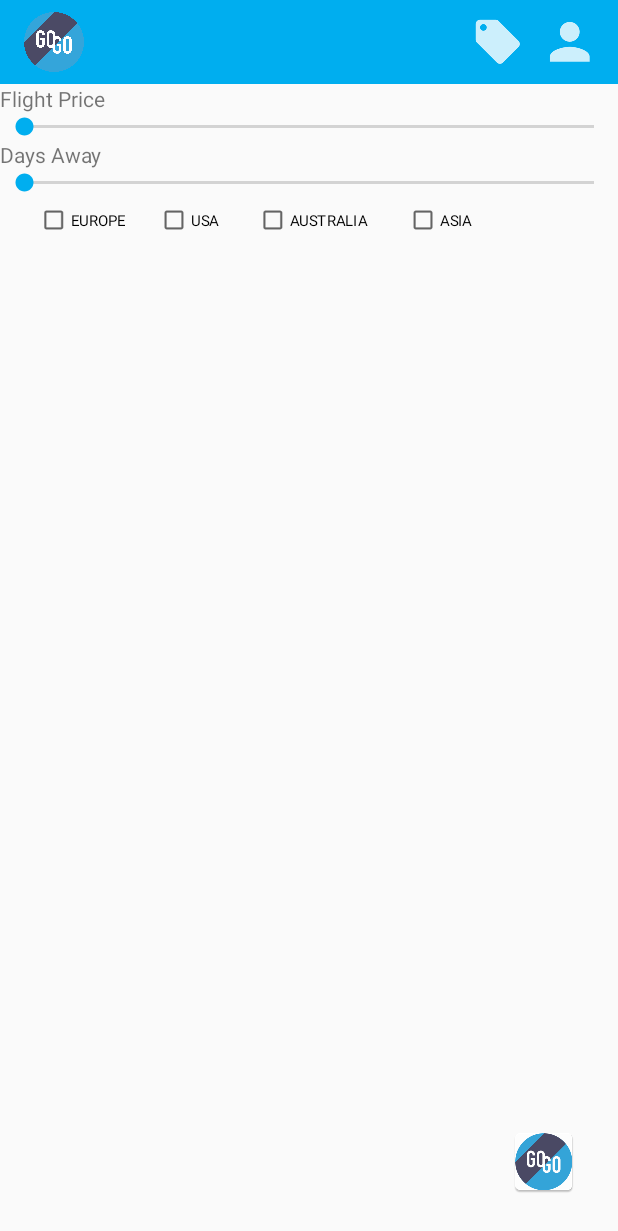
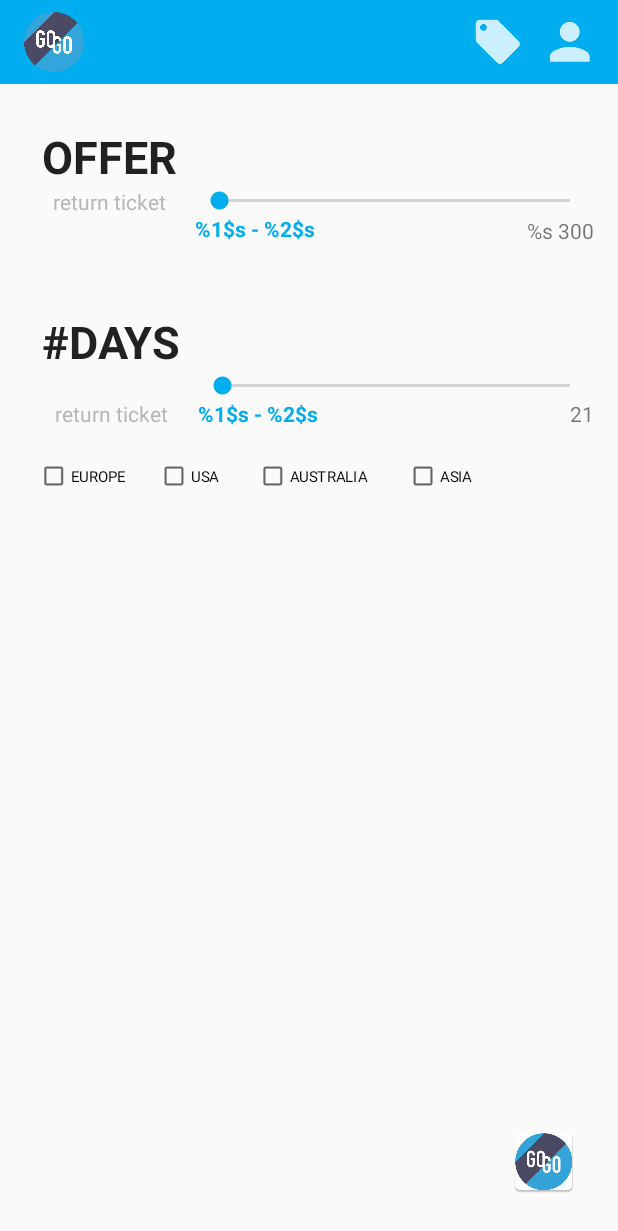
Before and after one commit to caetanopaulo/gogofly, an Android app: the screen it shows after launch (SetupActivity), on a phone screen of 412 x 824 dp. Shown: the top 1231 px of the screen. Run offline under Robolectric (Android 15) with nearby library versions, the phone set to English and light mode, and no system bars; our stand-ins replace Volley.

Commit message:
Front page styled

```diff
--- a/app/src/main/res/layout/activity_setup.xml
+++ b/app/src/main/res/layout/activity_setup.xml
@@ -61,44 +61,142 @@
         android:layout_below="@+id/relativeLayout_header"
         android:layout_alignParentStart="true">
 
+        <RelativeLayout
+            android:layout_width="match_parent"
+            android:layout_height="wrap_content"
+            android:id="@+id/relativeLayout_slider_price"
+            android:layout_alignParentTop="true"
+            android:layout_alignParentStart="true"
+            android:layout_margin="@dimen/header_icon_start">
+
             <TextView
                 android:text="@string/setup_price"
                 android:layout_width="wrap_content"
                 android:layout_height="wrap_content"
                 android:id="@+id/text_view_setup_price"
                 android:layout_alignParentStart="true"
-            android:layout_alignParentEnd="true" />
+                android:textAppearance="@style/Base.TextAppearance.AppCompat.Large"
+                android:fontFamily="sans-serif"
+                android:textSize="30sp"
+                android:lineSpacingExtra="8sp"
+                android:textStyle="normal|bold"
+                android:layout_marginStart="@dimen/header_icon_half"
+                android:layout_marginTop="@dimen/header_icon_half"
+                android:layout_marginEnd="@dimen/header_icon_half"/>
+
+            <TextView
+                android:text="@string/setup_price_sub"
+                android:layout_width="wrap_content"
+                android:layout_height="wrap_content"
+                android:id="@+id/textView_price_sub"
+                android:textAppearance="@style/Base.TextAppearance.AppCompat.Small"
+                android:layout_below="@+id/text_view_setup_price"
+                android:layout_alignParentStart="true"
+                android:layout_toStartOf="@+id/seekBar_price"
+                android:textColor="@color/colorTextSecondary"
+                android:textAlignment="center" />
 
             <SeekBar
                 android:layout_width="wrap_content"
                 android:layout_height="wrap_content"
                 android:layout_below="@+id/text_view_setup_price"
-            android:layout_alignParentStart="true"
                 android:id="@+id/seekBar_price"
+                android:layout_alignParentEnd="true"
+                android:layout_toEndOf="@+id/text_view_setup_price" />
+
+
+            <TextView
+                android:text="@string/setup_price_range"
+                android:textColor="@color/colorAccent"
+                android:layout_width="wrap_content"
+                android:layout_height="wrap_content"
+                android:id="@+id/textView_setup_price_range"
+                android:layout_below="@+id/seekBar_price"
+                android:layout_alignStart="@+id/seekBar_price"
+                android:textStyle="normal|bold" />
+
+            <TextView
+                android:text="@string/setup_price_max"
+                android:layout_width="wrap_content"
+                android:layout_height="wrap_content"
+                android:id="@+id/textView_setup_price_max"
+                android:textAlignment="textStart"
+                android:layout_below="@+id/textView_price_sub"
                 android:layout_alignParentEnd="true" />
+
+        </RelativeLayout>
+
+        <RelativeLayout
+            android:layout_width="match_parent"
+            android:layout_height="wrap_content"
+            android:id="@+id/relativeLayout_slider_days"
+            android:layout_below="@+id/relativeLayout_slider_price"
+            android:layout_margin="@dimen/header_icon_start" >
 
             <TextView
                 android:text="@string/setup_days"
                 android:layout_width="wrap_content"
                 android:layout_height="wrap_content"
-            android:layout_below="@+id/seekBar_price"
+                android:id="@+id/textView_setup_days"
                 android:layout_alignParentStart="true"
-            android:id="@+id/textView_setup_days" />
+                android:textAppearance="@style/Base.TextAppearance.AppCompat.Large"
+                android:fontFamily="sans-serif"
+                android:textSize="30sp"
+                android:textStyle="normal|bold"
+                android:layout_marginStart="@dimen/header_icon_half"
+                android:layout_marginTop="@dimen/header_icon_half"
+                android:layout_marginEnd="@dimen/header_icon_half"/>
+
 
             <SeekBar
                 android:layout_width="wrap_content"
                 android:layout_height="wrap_content"
                 android:layout_below="@+id/textView_setup_days"
+                android:id="@+id/seekBar_days"
+                android:layout_alignParentEnd="true"
+                android:layout_toEndOf="@+id/textView_setup_days" />
+
+            <TextView
+                android:text="@string/setup_price_sub"
+                android:layout_width="wrap_content"
+                android:layout_height="wrap_content"
+                android:id="@+id/textView_days_sub"
+                android:textAppearance="@style/Base.TextAppearance.AppCompat.Small"
+                android:layout_below="@+id/seekBar_days"
                 android:layout_alignParentStart="true"
-            android:id="@+id/seekBar_days"
+                android:layout_toStartOf="@+id/seekBar_days"
+                android:textColor="@color/colorTextSecondary"
+                android:textAlignment="center" />
+
+            <TextView
+                android:text="@string/setup_days_range"
+                android:textColor="@color/colorAccent"
+                android:layout_width="wrap_content"
+                android:layout_height="wrap_content"
+                android:id="@+id/textView_setup_days_range"
+                android:layout_below="@+id/seekBar_days"
+                android:layout_alignStart="@+id/seekBar_days"
+                android:textStyle="normal|bold" />
+
+            <TextView
+                android:text="@string/setup_days_max"
+                android:layout_width="wrap_content"
+                android:layout_height="wrap_content"
+                android:id="@+id/textView_setup_days_max"
+                android:textAlignment="textStart"
+                android:layout_below="@+id/seekBar_days"
                 android:layout_alignParentEnd="true" />
+
+        </RelativeLayout>
+
     </RelativeLayout>
 
     <RelativeLayout
         android:layout_width="match_parent"
         android:layout_height="wrap_content"
         android:layout_below="@+id/relativeLayout_input"
-        android:layout_alignParentStart="true" >
+        android:layout_alignParentStart="true"
+        android:id="@+id/relativeLayout_checkbox">
 
         <CheckBox
             android:text="@string/check_box_europe"
--- a/app/src/main/res/values/strings.xml
+++ b/app/src/main/res/values/strings.xml
@@ -1,8 +1,13 @@
 <resources>
     <string name="app_name">Go Go Fly</string>
     <string name="text_view_setup">Setup</string>
-    <string name="setup_price">Flight Price</string>
-    <string name="setup_days">Days Away</string>
+    <string name="setup_price">OFFER</string>
+    <string name="setup_price_sub">return ticket</string>
+    <string name="setup_days">#DAYS</string>
+    <string name="setup_price_range">%1$s - %2$s</string>
+    <string name="setup_price_max">%s 300</string>
+    <string name="setup_days_range">%1$s - %2$s</string>
+    <string name="setup_days_max">21</string>
 
     <!-- Money -->
     <string name="money_euro">€ %s</string>
```
Lines whose indentation alone changed are shown as unchanged.
